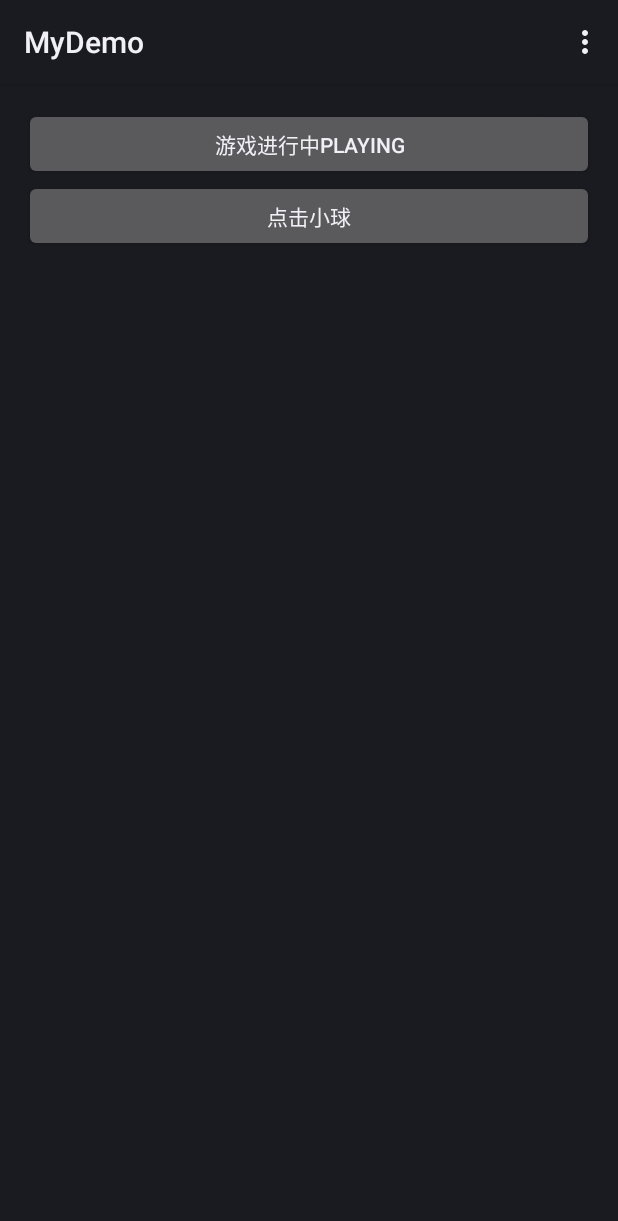
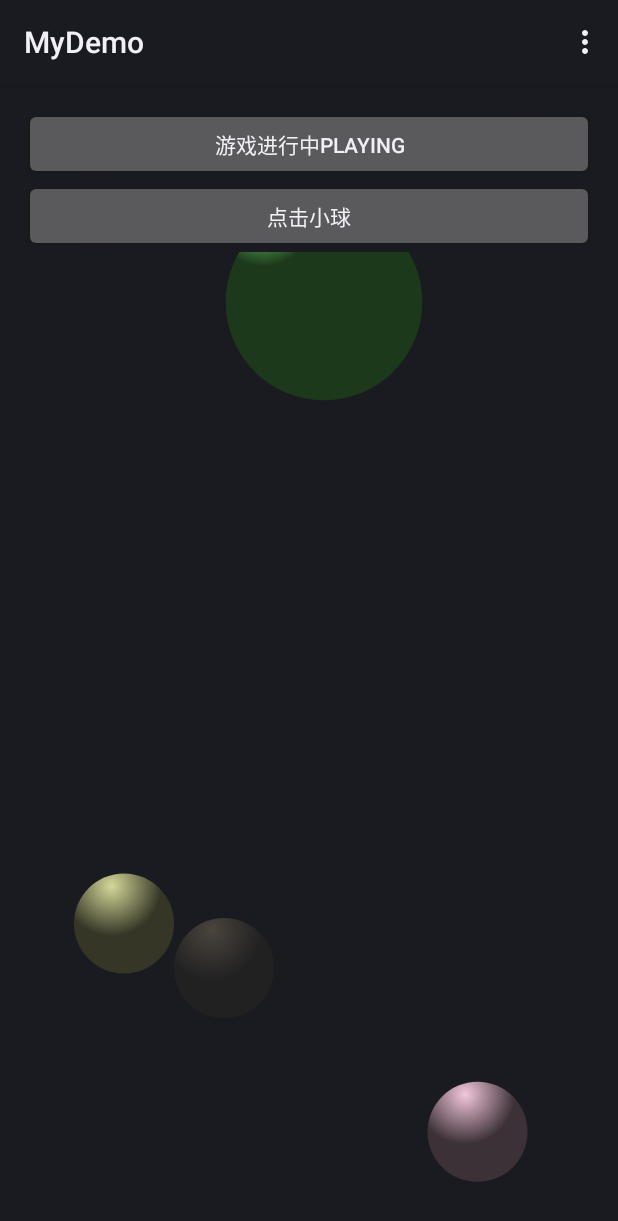
Before and after one commit to Tianwenjie/MyDemo, an Android app: the screen it shows after launch (MyActivity), after a tap on "开始", on a phone screen of 412 x 824 dp. Shown: the top 1221 px of the screen. Run offline under Robolectric (Android 15) with nearby library versions, the light colour scheme and no system bars; pictures from the network do not load.

Commit message:
[唐松]移植apidemo动画demo

```diff
--- a/app/build.gradle
+++ b/app/build.gradle
@@ -5,7 +5,7 @@
     buildToolsVersion '20.0.0'
     defaultConfig {
         applicationId 'com.example.tangsong.mydemo'
-        minSdkVersion 9
+        minSdkVersion 15
         targetSdkVersion 15
         versionCode 1
         versionName '1.0'
--- a/app/src/main/java/com/example/tangsong/mydemo/MyActivity.java
+++ b/app/src/main/java/com/example/tangsong/mydemo/MyActivity.java
@@ -11,6 +11,7 @@
 import com.example.tangsong.mydemo.model.GameTimer;
 import com.example.tangsong.mydemo.model.IGameTimer;
 import com.example.tangsong.mydemo.model.VelocityModel;
+import com.example.tangsong.mydemo.view.MyAnimationView;
 
 
 public class MyActivity extends Activity {
@@ -25,10 +26,14 @@
     private VelocityModel mVelocityModel;
     private SoundPlayer mSoundPlayer = new SoundPlayer();
 
+    private MyAnimationView myAnimationView;
+
     @Override
     protected void onCreate(Bundle savedInstanceState) {
         super.onCreate(savedInstanceState);
         setContentView(R.layout.activity_my);
+
+        myAnimationView = (MyAnimationView) findViewById(R.id.anmi_view);
     }
 
     /**
@@ -40,6 +45,8 @@
         if (mGameState == GameState.PLAYING) {
             return;
         }
+
+        myAnimationView.startAnimation();
 
         v.setClickable(false);
         mSoundPlayer.play(R.raw.game_start);
--- /dev/null
+++ b/app/src/main/java/com/example/tangsong/mydemo/view/MyAnimationView.java
@@ -0,0 +1,142 @@
+package com.example.tangsong.mydemo.view;
+
+import android.animation.Animator;
+import android.animation.AnimatorSet;
+import android.animation.Keyframe;
+import android.animation.ObjectAnimator;
+import android.animation.PropertyValuesHolder;
+import android.animation.ValueAnimator;
+import android.content.Context;
+import android.graphics.Canvas;
+import android.graphics.Paint;
+import android.graphics.RadialGradient;
+import android.graphics.Shader;
+import android.graphics.drawable.ShapeDrawable;
+import android.graphics.drawable.shapes.OvalShape;
+import android.util.AttributeSet;
+import android.view.View;
+import android.view.animation.AccelerateInterpolator;
+import android.view.animation.BounceInterpolator;
+
+import java.util.ArrayList;
+
+public class MyAnimationView extends View implements ValueAnimator.AnimatorUpdateListener {
+
+    private static final int DURATION = 5000;
+    private static final float BALL_SIZE = 100f;
+
+    public final ArrayList<ShapeHolder> balls = new ArrayList<ShapeHolder>();
+    AnimatorSet animation = null;
+    Animator bounceAnim = null;
+    ShapeHolder ball = null;
+
+    public MyAnimationView(Context context, AttributeSet attrs) {
+        super(context, attrs);
+
+        addBall(50, 0);
+        addBall(150, 0);
+        addBall(250, 0);
+        addBall(350, 0);
+    }
+
+
+    @Override
+    protected void onFinishInflate() {
+        super.onFinishInflate();
+    }
+
+    private void createAnimation() {
+        if (bounceAnim == null) {
+            ShapeHolder ball;
+            ball = balls.get(0);
+            ObjectAnimator yBouncer = ObjectAnimator.ofFloat(ball, "y",
+                    ball.getY(), getHeight() - BALL_SIZE).setDuration(DURATION);
+            yBouncer.setInterpolator(new BounceInterpolator());
+            yBouncer.addUpdateListener(this);
+
+            ball = balls.get(1);
+            PropertyValuesHolder pvhY = PropertyValuesHolder.ofFloat("y", ball.getY(),
+                    getHeight() - BALL_SIZE);
+            PropertyValuesHolder pvhAlpha = PropertyValuesHolder.ofFloat("alpha", 1.0f, 0f);
+            ObjectAnimator yAlphaBouncer = ObjectAnimator.ofPropertyValuesHolder(ball,
+                    pvhY, pvhAlpha).setDuration(DURATION / 2);
+            yAlphaBouncer.setInterpolator(new AccelerateInterpolator());
+            yAlphaBouncer.setRepeatCount(1);
+            yAlphaBouncer.setRepeatMode(ValueAnimator.REVERSE);
+
+
+            ball = balls.get(2);
+            PropertyValuesHolder pvhW = PropertyValuesHolder.ofFloat("width", ball.getWidth(),
+                    ball.getWidth() * 2);
+            PropertyValuesHolder pvhH = PropertyValuesHolder.ofFloat("height", ball.getHeight(),
+                    ball.getHeight() * 2);
+            PropertyValuesHolder pvTX = PropertyValuesHolder.ofFloat("x", ball.getX(),
+                    ball.getX() - BALL_SIZE / 2f);
+            PropertyValuesHolder pvTY = PropertyValuesHolder.ofFloat("y", ball.getY(),
+                    ball.getY() - BALL_SIZE / 2f);
+            ObjectAnimator whxyBouncer = ObjectAnimator.ofPropertyValuesHolder(ball, pvhW, pvhH,
+                    pvTX, pvTY).setDuration(DURATION / 2);
+            whxyBouncer.setRepeatCount(1);
+            whxyBouncer.setRepeatMode(ValueAnimator.REVERSE);
+
+            ball = balls.get(3);
+            pvhY = PropertyValuesHolder.ofFloat("y", ball.getY(), getHeight() - BALL_SIZE);
+            float ballX = ball.getX();
+            Keyframe kf0 = Keyframe.ofFloat(0f, ballX);
+            Keyframe kf1 = Keyframe.ofFloat(.5f, ballX + 100f);
+            Keyframe kf2 = Keyframe.ofFloat(1f, ballX + 50f);
+            PropertyValuesHolder pvhX = PropertyValuesHolder.ofKeyframe("x", kf0, kf1, kf2);
+            ObjectAnimator yxBouncer = ObjectAnimator.ofPropertyValuesHolder(ball, pvhY,
+                    pvhX).setDuration(DURATION / 2);
+            yxBouncer.setRepeatCount(1);
+            yxBouncer.setRepeatMode(ValueAnimator.REVERSE);
+
+
+            bounceAnim = new AnimatorSet();
+            ((AnimatorSet) bounceAnim).playTogether(yBouncer, yAlphaBouncer, whxyBouncer,
+                    yxBouncer);
+        }
+    }
+
+    public void startAnimation() {
+        createAnimation();
+        bounceAnim.start();
+    }
+
+    private ShapeHolder addBall(float x, float y) {
+        OvalShape circle = new OvalShape();
+        circle.resize(BALL_SIZE, BALL_SIZE);
+        ShapeDrawable drawable = new ShapeDrawable(circle);
+        ShapeHolder shapeHolder = new ShapeHolder(drawable);
+        shapeHolder.setX(x);
+        shapeHolder.setY(y);
+        int red = (int) (100 + Math.random() * 155);
+        int green = (int) (100 + Math.random() * 155);
+        int blue = (int) (100 + Math.random() * 155);
+        int color = 0xff000000 | red << 16 | green << 8 | blue;
+        Paint paint = drawable.getPaint();
+        int darkColor = 0xff000000 | red / 4 << 16 | green / 4 << 8 | blue / 4;
+        RadialGradient gradient = new RadialGradient(37.5f, 12.5f,
+                50f, color, darkColor, Shader.TileMode.CLAMP);
+        paint.setShader(gradient);
+        shapeHolder.setPaint(paint);
+        balls.add(shapeHolder);
+        return shapeHolder;
+    }
+
+    @Override
+    protected void onDraw(Canvas canvas) {
+        for (ShapeHolder ball : balls) {
+            canvas.save();
+            canvas.translate(ball.getX(), ball.getY());
+            ball.getShape().draw(canvas);
+//                canvas.translate(-ball.getX(), -ball.getY());
+            canvas.restore();
+        }
+    }
+
+    public void onAnimationUpdate(ValueAnimator animation) {
+        invalidate();
+    }
+
+}
--- /dev/null
+++ b/app/src/main/java/com/example/tangsong/mydemo/view/ShapeHolder.java
@@ -0,0 +1,111 @@
+/*
+ * Copyright (C) 2010 The Android Open Source Project
+ *
+ * Licensed under the Apache License, Version 2.0 (the "License");
+ * you may not use this file except in compliance with the License.
+ * You may obtain a copy of the License at
+ *
+ *      http://www.apache.org/licenses/LICENSE-2.0
+ *
+ * Unless required by applicable law or agreed to in writing, software
+ * distributed under the License is distributed on an "AS IS" BASIS,
+ * WITHOUT WARRANTIES OR CONDITIONS OF ANY KIND, either express or implied.
+ * See the License for the specific language governing permissions and
+ * limitations under the License.
+ */
+
+package com.example.tangsong.mydemo.view;
+
+import android.graphics.Paint;
+import android.graphics.RadialGradient;
+import android.graphics.drawable.ShapeDrawable;
+import android.graphics.drawable.shapes.Shape;
+
+/**
+ * A data structure that holds a Shape and various properties that can be used to define
+ * how the shape is drawn.
+ */
+public class ShapeHolder {
+    private float x = 0, y = 0;
+    private ShapeDrawable shape;
+    private int color;
+    private RadialGradient gradient;
+    private float alpha = 1f;
+    private Paint paint;
+
+    public ShapeHolder(ShapeDrawable s) {
+        shape = s;
+    }
+
+    public Paint getPaint() {
+        return paint;
+    }
+
+    public void setPaint(Paint value) {
+        paint = value;
+    }
+
+    public float getX() {
+        return x;
+    }
+
+    public void setX(float value) {
+        x = value;
+    }
+
+    public float getY() {
+        return y;
+    }
+
+    public void setY(float value) {
+        y = value;
+    }
+
+    public ShapeDrawable getShape() {
+        return shape;
+    }
+
+    public void setShape(ShapeDrawable value) {
+        shape = value;
+    }
+
+    public int getColor() {
+        return color;
+    }
+
+    public void setColor(int value) {
+        shape.getPaint().setColor(value);
+        color = value;
+    }
+
+    public RadialGradient getGradient() {
+        return gradient;
+    }
+
+    public void setGradient(RadialGradient value) {
+        gradient = value;
+    }
+
+    public void setAlpha(float alpha) {
+        this.alpha = alpha;
+        shape.setAlpha((int) ((alpha * 255f) + .5f));
+    }
+
+    public float getWidth() {
+        return shape.getShape().getWidth();
+    }
+
+    public void setWidth(float width) {
+        Shape s = shape.getShape();
+        s.resize(width, s.getHeight());
+    }
+
+    public float getHeight() {
+        return shape.getShape().getHeight();
+    }
+
+    public void setHeight(float height) {
+        Shape s = shape.getShape();
+        s.resize(s.getWidth(), height);
+    }
+}
--- a/app/src/main/res/layout/activity_my.xml
+++ b/app/src/main/res/layout/activity_my.xml
@@ -25,4 +25,10 @@
         android:soundEffectsEnabled="false"
         android:text="点击小球" />
 
+    <com.example.tangsong.mydemo.view.MyAnimationView
+        android:id="@+id/anmi_view"
+        android:layout_width="match_parent"
+        android:layout_height="match_parent"
+        android:layout_below="@+id/click_ball" />
+
 </RelativeLayout>
```
